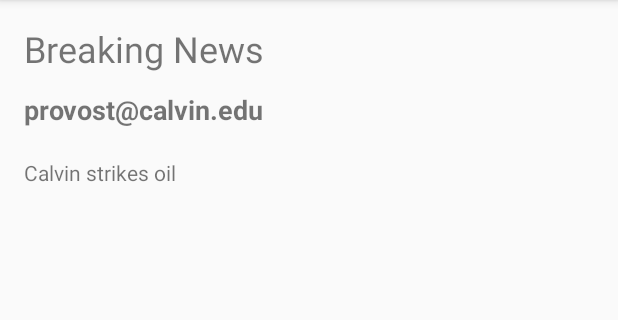
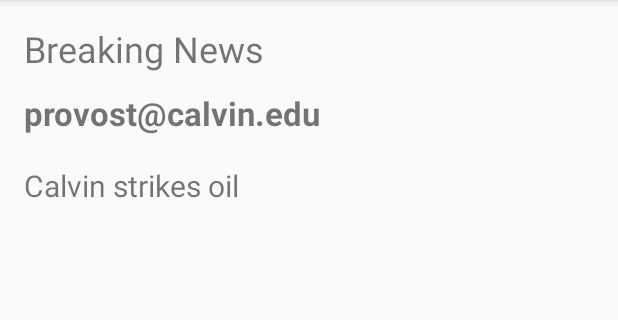
Before and after one commit to CS262C-Harambae/KnowledgeShare, an Android app: the screen it shows after launch (NewsCardActivity), after a tap on "Breaking News", on a phone screen of 412 x 824 dp, the part 84-404 px from its top. Run offline under Robolectric (Android 15) with nearby library versions, the phone set to English and light mode, and no system bars.

Commit message:
Update with search

```diff
--- a/app/build.gradle
+++ b/app/build.gradle
@@ -2,7 +2,7 @@ apply plugin: 'com.android.application'
 
 android {
     compileSdkVersion 23
-    buildToolsVersion "24.0.3"
+    buildToolsVersion "23.0.1"
 
     defaultConfig {
         applicationId "edu.calvin.harambe.knowledgeshare"
--- a/app/src/main/java/edu/calvin/harambe/knowledgeshare/NewsActivity.java
+++ b/app/src/main/java/edu/calvin/harambe/knowledgeshare/NewsActivity.java
@@ -22,11 +22,12 @@ import android.support.v4.view.MenuItemCompat;
 import android.support.v7.app.AppCompatActivity;
 import android.support.v7.widget.DefaultItemAnimator;
 import android.support.v7.widget.GridLayoutManager;
+import android.support.v7.widget.LinearLayoutManager;
 import android.support.v7.widget.RecyclerView;
 import android.view.LayoutInflater;
 import android.view.View;
 import android.view.ViewGroup;
-import android.widget.SearchView;
+import android.support.v7.widget.SearchView;
 import android.widget.SearchView.OnQueryTextListener;
 import android.text.TextUtils;
 import android.util.TypedValue;
@@ -44,14 +45,14 @@ import java.util.ArrayList;
 import java.util.List;
 
 // Activity class
-public class NewsActivity extends AppCompatActivity implements SearchView.OnQueryTextListener {
+public class NewsActivity extends AppCompatActivity {
 
     // Instance variables
     //private EditText searchBox;
     //private Button searchButton;
     private RecyclerView recyclerView;
     private SearchView searchView;
-    private NewsCardAdapter mainAdapter;
+    private NewsAdapter adapter;
     //private NewsCardAdapter displayAdapter;
     //private NewsCardAdapter searchAdapter;
     private ArrayList<NewsCard> cardList;
@@ -63,13 +64,31 @@ public class NewsActivity extends AppCompatActivity implements SearchView.OnQuer
     protected void onCreate(Bundle savedInstanceState) {
         super.onCreate(savedInstanceState);
         setContentView(R.layout.activity_news);
+        searchView = (SearchView) findViewById(R.id.searchBar);
         recyclerView = (RecyclerView) findViewById(R.id.recycler_view);
-
+        recyclerView.setLayoutManager(new LinearLayoutManager(this));
+        recyclerView.setItemAnimator(new DefaultItemAnimator());
+        cardList = processCards();
+        //formatCards();
+        adapter = new NewsAdapter(this, cardList);
+        recyclerView.setAdapter(adapter);
+        /*
+        searchView.setOnQueryTextListener(new SearchView.OnQueryTextListener() {
+            @Override
+            public boolean onQueryTextSubmit(String query) {
+                return false;
+            }
+            @Override
+            public boolean onQueryTextChange(String query) {
+                adapter.getFilter().filter(query);
+                return false;
+            }
+        });*/
         //searchBox = (EditText) findViewById(R.id.searchBar);
         //searchButton = (Button) findViewById(R.id.searchButton);
-        cardList = new ArrayList<>();
-        mainAdapter = new NewsCardAdapter(this, cardList);
-        processCards();
+        //..cardList = new ArrayList<>();
+        //mainAdapter = new NewsCardAdapter(this, cardList);
+        //processCards();
         //displayList = cardList;
         //searchList = cardList;
         //displayAdapter = new NewsCardAdapter(this, displayList);
@@ -93,34 +112,17 @@ public class NewsActivity extends AppCompatActivity implements SearchView.OnQuer
 
         //searchList
 
-        RecyclerView.LayoutManager harambeLayoutManager = new GridLayoutManager(this, 1);
-        recyclerView.setLayoutManager(harambeLayoutManager);
-        recyclerView.setItemAnimator(new DefaultItemAnimator());
-        recyclerView.setAdapter(mainAdapter);
+        //RecyclerView.LayoutManager harambeLayoutManager = new GridLayoutManager(this, 1);
+        //recyclerView.setLayoutManager(harambeLayoutManager);
+        //recyclerView.setItemAnimator(new DefaultItemAnimator());
+        //recyclerView.setAdapter(mainAdapter);
         //searchListView.setAdapter(mainAdapter);
-
-        formatCards();
     }
 
 
-    @Override
-    public boolean onQueryTextChange(String newText) {
-        if (TextUtils.isEmpty(newText)) {
-            mainAdapter.getFilter().filter("");
-        }
-        else {
-            mainAdapter.getFilter().filter(newText.toString());
-        }
-        return true;
-    }
-
-    @Override
-    public boolean onQueryTextSubmit(String query) {
-        return true;
-    }
-
     // Add cards (now they are just test cards)
-    private void processCards() {
+    private ArrayList<NewsCard> processCards() {
+        ArrayList<NewsCard> cardList = new ArrayList<>();
         NewsCard card = new NewsCard("Breaking News", "provost@calvin.edu", "Calvin strikes oil", 0, 1);
         cardList.add(card);
 
@@ -136,8 +138,9 @@ public class NewsActivity extends AppCompatActivity implements SearchView.OnQuer
         card = new NewsCard("Philosophy Faculty Book Reception", "NULL", "The Philosophy Department at Calvin College would like to invite you to attend our Faculty Book Reception, Thursday, October 20, from 3:30 to 5:30 PM\nThe reception will offer students, staff, and faculty the opportunity to hear a short presentation by each of our faculty members on their recent publications.", 0, 1);
         cardList.add(card);
 
-        mainAdapter.notifyDataSetChanged();
+        return cardList;
     }
+
 /*
     public void searchCards(String query) {
         searchList.clear();
@@ -154,34 +157,31 @@ public class NewsActivity extends AppCompatActivity implements SearchView.OnQuer
         searchAdapter.notifyDataSetChanged();
     }*/
 
-    public void formatCards() {
-        for (int i = 0; i < cardList.size(); i++) {
-            NewsCard currentCard = cardList.get(i);
-            if (currentCard.getSender().equals("provost@calvin.edu")) {
-                currentCard.setColor(1);
-            }
-            else if (currentCard.getSender().equals("random@calvin.edu")) {
-                currentCard.setColor(2);
-            }
-            else if (currentCard.getSender().equals("NULL")) {
-                currentCard.setColor(3);
-            }
-            else if (currentCard.getSender().equals("email")) {
-                currentCard.setColor(4);
-            }
-        }
-        mainAdapter.notifyDataSetChanged();
-    }
+
+
+
 
     // Create the options menu
     @Override
     public boolean onCreateOptionsMenu(Menu menu) {
         getMenuInflater().inflate(R.menu.options_menu, menu);
         SearchManager searchManager = (SearchManager) getSystemService(Context.SEARCH_SERVICE);
-        MenuItem searchActionBarItem = menu.findItem(R.id.searchActionBarItem);
-        searchView = (SearchView) MenuItemCompat.getActionView(searchActionBarItem);
+        MenuItem searchBarItem = menu.findItem(R.id.searchBar);
+        searchView = (SearchView) MenuItemCompat.getActionView(searchBarItem);
+        //searchView.setSearchableInfo(searchManager.getSearchableInfo(getComponentName()));
+        searchView.setIconifiedByDefault(true);
         searchView.setSearchableInfo(searchManager.getSearchableInfo(getComponentName()));
-        searchView.setIconifiedByDefault(true);
+        searchView.setOnQueryTextListener(new SearchView.OnQueryTextListener() {
+            @Override
+            public boolean onQueryTextSubmit(String query) {
+                return false;
+            }
+            @Override
+            public boolean onQueryTextChange(String query) {
+                adapter.getFilter().filter(query);
+                return false;
+            }
+        });
         return true;
     }
 
--- /dev/null
+++ b/app/src/main/java/edu/calvin/harambe/knowledgeshare/NewsAdapter.java
@@ -0,0 +1,106 @@
+package edu.calvin.harambe.knowledgeshare;
+
+import android.content.Context;
+import android.graphics.Color;
+import android.support.v7.widget.RecyclerView;
+import android.view.LayoutInflater;
+import android.view.View;
+import android.view.ViewGroup;
+import android.widget.Filter;
+import android.widget.Filterable;
+
+import java.util.ArrayList;
+
+/**
+ * Created by cjn8 on 11/9/2016.
+ */
+
+public class NewsAdapter extends RecyclerView.Adapter<NewsHolder> implements Filterable {
+    Context context;
+    ArrayList<NewsCard> fullList, searchedList;
+    NewsFilter filter;
+    public NewsAdapter(Context c, ArrayList<NewsCard> l) {
+        this.context = c;
+        this.fullList = l;
+        this.searchedList = l;
+        formatCards();
+    }
+    public void formatCards() {
+        for (int i = 0; i < fullList.size(); i++) {
+            NewsCard currentCard = fullList.get(i);
+            if (currentCard.getSender().equals("provost@calvin.edu")) {
+                currentCard.setColor(1);
+            }
+            else if (currentCard.getSender().equals("random@calvin.edu")) {
+                currentCard.setColor(2);
+            }
+            else if (currentCard.getSender().equals("NULL")) {
+                currentCard.setColor(3);
+            }
+            else if (currentCard.getSender().equals("email")) {
+                currentCard.setColor(4);
+            }
+        }
+        this.notifyDataSetChanged();
+    }
+    @Override
+    public NewsHolder onCreateViewHolder(ViewGroup parent, int viewType) {
+        View v = LayoutInflater.from(parent.getContext()).inflate(R.layout.news_card, null);
+        NewsHolder holder = new NewsHolder(v);
+        return holder;
+    }
+    @Override
+    public void onBindViewHolder(NewsHolder h, int position) {
+        NewsCard card = fullList.get(position);
+        h.headline.setText(card.getHeadline());
+        h.sender.setText(card.getSender());
+        h.story.setText(card.getStory());
+        Integer colorBlack = 0;
+        Integer colorBlue = 1;
+        Integer colorRed = 2;
+        Integer colorPurple = 3;
+        Integer colorGreen = 4;
+        Integer colorYellow = 5;
+        Integer intBlack = Integer.compare(card.getColor(), colorBlack);
+        boolean isBlack = (intBlack != 1);
+        Integer intBlue = Integer.compare(card.getColor(), colorBlue);
+        boolean isBlue = (intBlue != 1);
+        Integer intRed = Integer.compare(card.getColor(), colorRed);
+        boolean isRed = (intRed != 1);
+        Integer intPurple = Integer.compare(card.getColor(), colorPurple);
+        boolean isPurple = (intPurple != 1);
+        Integer intGreen = Integer.compare(card.getColor(), colorGreen);
+        boolean isGreen = (intGreen != 1);
+        Integer intYellow = Integer.compare(card.getColor(), colorYellow);
+        boolean isYellow = (intYellow != 1);
+        if (isBlack) {
+            h.colorBar.setBackgroundColor(Color.rgb(0, 0, 0));
+        }
+        else if (isBlue) {
+            h.colorBar.setBackgroundColor(Color.rgb(11, 94, 229));
+        }
+        else if (isRed) {
+            h.colorBar.setBackgroundColor(Color.rgb(229, 29, 11));
+        }
+        else if (isPurple) {
+            h.colorBar.setBackgroundColor(Color.rgb(174, 11, 229));
+        }
+        else if (isGreen) {
+            h.colorBar.setBackgroundColor(Color.rgb(14, 184, 54));
+        }
+        else if (isYellow) {
+            h.colorBar.setBackgroundColor(Color.rgb(238, 242, 7));
+        }
+    }
+    @Override
+    public int getItemCount() {
+        return fullList.size();
+    }
+    @Override
+    public Filter getFilter() {
+        if (filter == null) {
+            filter = new NewsFilter(searchedList, this);
+        }
+        return filter;
+    }
+}
--- a/app/src/main/java/edu/calvin/harambe/knowledgeshare/NewsCardAdapter.java
+++ b/app/src/main/java/edu/calvin/harambe/knowledgeshare/NewsCardAdapter.java
@@ -135,8 +135,8 @@ public class NewsCardAdapter extends RecyclerView.Adapter<NewsCardAdapter.Haramb
         return new Filter() {
             @Override
             protected FilterResults performFiltering(CharSequence constraint) {
-                final FilterResults oReturn = new FilterResults();
-                final ArrayList<NewsCard> results = new ArrayList<NewsCard>();
+                FilterResults oReturn = new FilterResults();
+                ArrayList<NewsCard> results = new ArrayList<NewsCard>();
                 if (backupList == null) {
                     backupList = cardList;
                     if (constraint != null) {
--- /dev/null
+++ b/app/src/main/java/edu/calvin/harambe/knowledgeshare/NewsHolder.java
@@ -0,0 +1,37 @@
+package edu.calvin.harambe.knowledgeshare;
+
+import android.content.Intent;
+import android.support.v7.widget.RecyclerView;
+import android.view.View;
+import android.widget.ImageView;
+import android.widget.TextView;
+
+/**
+ * Created by cjn8 on 11/9/2016.
+ */
+
+public class NewsHolder extends RecyclerView.ViewHolder {
+    ImageView colorBar;
+    ImageView icon;
+    TextView headline;
+    TextView sender;
+    TextView story;
+    public NewsHolder(View v) {
+        super(v);
+        this.colorBar = (ImageView) v.findViewById(R.id.colorBar);
+        this.icon = (ImageView) v.findViewById(R.id.icon);
+        this.headline = (TextView) v.findViewById(R.id.headline);
+        this.sender = (TextView) v.findViewById(R.id.sender);
+        this.story = (TextView) v.findViewById(R.id.story);
+        v.setOnClickListener(new View.OnClickListener() {
+            @Override
+            public void onClick(View v) {
+                Intent intent = new Intent(v.getContext(), NewsCardActivity.class);
+                intent.putExtra("headlinePass", headline.getText().toString());
+                intent.putExtra("senderPass", sender.getText().toString());
+                intent.putExtra("storyPass", story.getText().toString());
+                v.getContext().startActivity(intent);
+            }
+        });
+    }
+}
--- /dev/null
+++ b/app/src/main/java/edu/calvin/harambe/knowledgeshare/Splash.java
@@ -0,0 +1,31 @@
+package edu.calvin.harambe.knowledgeshare;
+
+import android.app.Activity;
+import android.content.Intent;
+import android.os.Bundle;
+import android.os.Handler;
+
+public class Splash extends Activity {
+
+    /** Duration of wait **/
+    private final int SPLASH_DISPLAY_LENGTH = 2500;
+
+    /** Called when the activity is first created. */
+    @Override
+    public void onCreate(Bundle icicle) {
+        super.onCreate(icicle);
+        setContentView(R.layout.activity_splash);
+
+        /* New Handler to start the Menu-Activity
+         * and close this Splash-Screen after some seconds.*/
+        new Handler().postDelayed(new Runnable(){
+            @Override
+            public void run() {
+                /* Create an Intent that will start the Menu-Activity. */
+                Intent mainIntent = new Intent(Splash.this,NewsActivity.class);
+                Splash.this.startActivity(mainIntent);
+                Splash.this.finish();
+            }
+        }, SPLASH_DISPLAY_LENGTH);
+    }
+}
--- a/app/src/main/res/layout/activity_news_card.xml
+++ b/app/src/main/res/layout/activity_news_card.xml
@@ -28,7 +28,7 @@
         android:layout_below="@+id/ncHeadline"
         android:layout_alignParentStart="true"
         android:layout_marginTop="12dp"
-        android:textSize="18sp" />
+        android:textSize="22sp" />
 
     <TextView
         android:text="Story"
@@ -37,5 +37,6 @@
         android:layout_marginTop="20dp"
         android:id="@+id/ncStory"
         android:layout_below="@+id/ncSender"
-        android:layout_alignParentStart="true" />
+        android:layout_alignParentStart="true"
+        android:textSize="20sp" />
 </RelativeLayout>
--- a/app/src/main/res/layout/news_card.xml
+++ b/app/src/main/res/layout/news_card.xml
@@ -21,7 +21,7 @@
             android:layout_height="match_parent" />
 
         <ImageView
-            android:id="@+id/knightIcon"
+            android:id="@+id/icon"
             android:layout_width="64dp"
             android:layout_height="64dp"
             android:layout_margin="4dp"
--- a/app/src/main/res/menu/options_menu.xml
+++ b/app/src/main/res/menu/options_menu.xml
@@ -1,13 +1,15 @@
 <?xml version="1.0" encoding="utf-8"?>
 <menu xmlns:android="http://schemas.android.com/apk/res/android"
-    xmlns:my_app="http://schemas.android.com/apk/res-auto"
+    xmlns:myapp="http://schemas.android.com/apk/res-auto"
     xmlns:tools="http://schemas.android.com/tools"
     tools:context=".NewsActivity">
-    <item android:id="@+id/searchActionBarItem"
+    <item android:id="@+id/searchBar"
         android:icon="@android:drawable/ic_menu_search"
         android:title="Search"
-        my_app:actionViewClass="android.widget.SearchView"
-        my_app:showAsAction="ifRoom"/>
+        myapp:actionViewClass="android.support.v7.widget.SearchView"
+        myapp:showAsAction="ifRoom"/>
+    <item android:id="@+id/categories"
+        android:title="Categories"/>
     <item android:id="@+id/aboutActivity"
         android:title="About"/>
     <item android:id="@+id/harambeActivity"
--- a/app/src/main/res/xml/search_config.xml
+++ /dev/null
@@ -1,5 +0,0 @@
-<?xml version="1.0" encoding="utf-8"?>
-<searchable xmlns:android="http://schemas.android.com/apk/lib/edu.calvin.harambae.knowledgeshare"
-    android:label="My Search"
-    android:hint="Search for News">
-</searchable>
--- /dev/null
+++ b/app/src/main/res/xml/searchable.xml
@@ -0,0 +1,4 @@
+<?xml version="1.0" encoding="utf-8"?>
+<searchable xmlns:android="http://schemas.android.com/apk/res/android"
+    android:label="@string/app_name"
+    android:hint="@string/search_string"/>
```
Also changed, not shown: app/src/main/AndroidManifest.xml (+8 -6 lines), app/src/main/java/edu/calvin/harambe/knowledgeshare/NewsFilter.java (added, +49 -0 lines), app/src/main/res/layout/activity_splash.xml (added, +11 -0 lines), app/src/main/res/mipmap-hdpi/ic_launcher.png, app/src/main/res/mipmap-mdpi/ic_launcher.png, app/src/main/res/mipmap-xhdpi/ic_launcher.png, app/src/main/res/mipmap-xxhdpi/ic_launcher.png, app/src/main/res/mipmap-xxxhdpi/ic_launcher.png.
